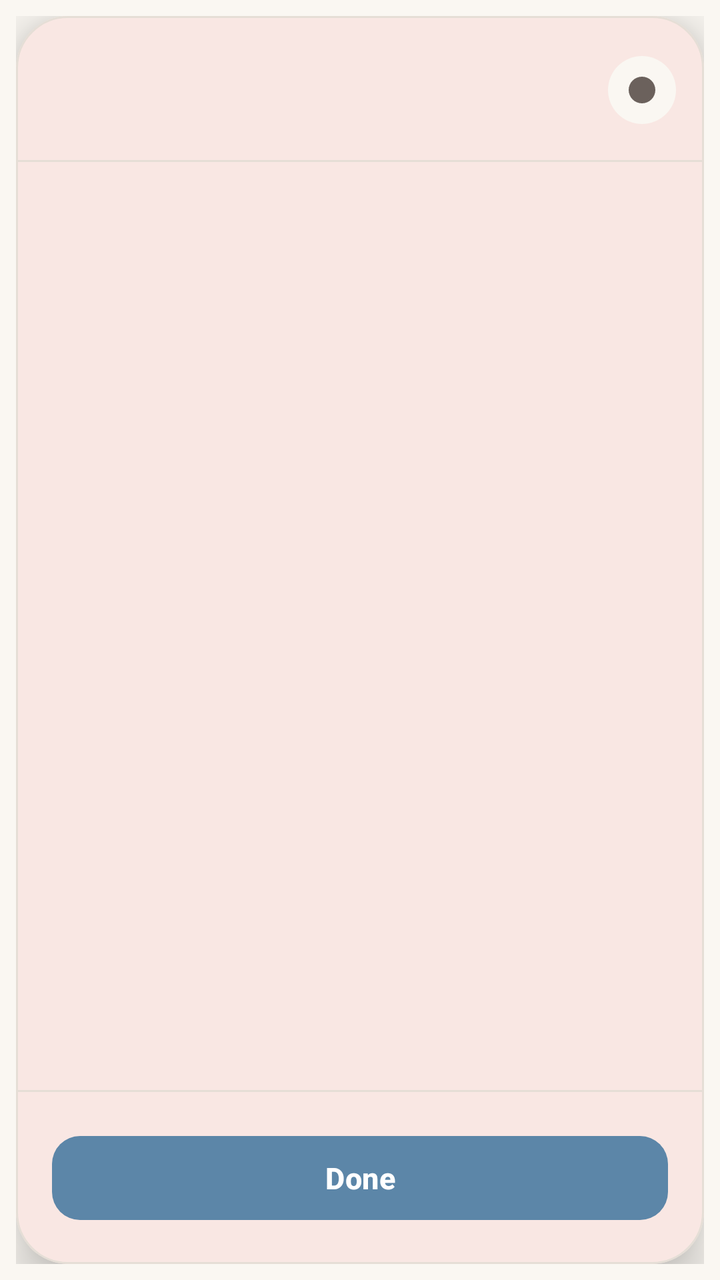
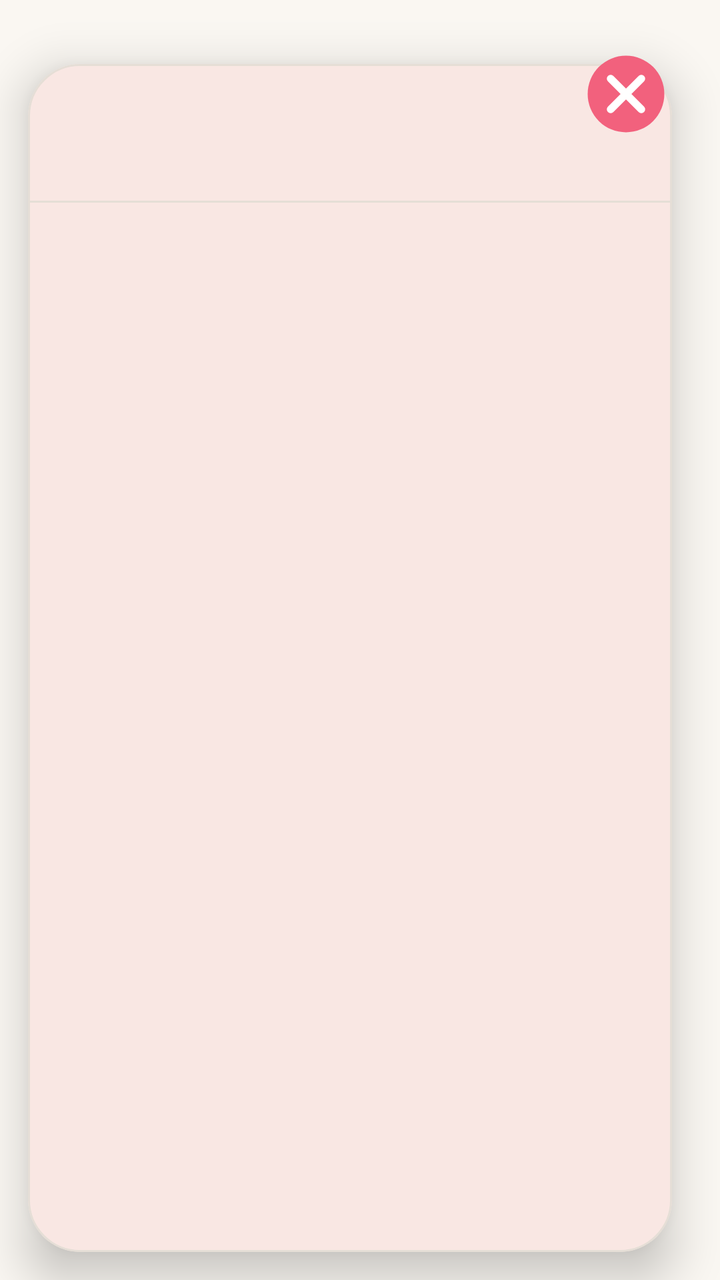

Compare the two renders of this Android layout. The source of the first and the diff that turns it into the second are given below.
<!-- AndroidManifest.xml: application theme Theme.UNO -->
<!-- res/layout/dialog_node_frame.xml -->
<?xml version="1.0" encoding="utf-8"?>
<FrameLayout xmlns:android="http://schemas.android.com/apk/res/android"
    xmlns:app="http://schemas.android.com/apk/res-auto"
    android:layout_width="match_parent"
    android:layout_height="match_parent"
    android:padding="8dp">

    <com.google.android.material.card.MaterialCardView
        android:layout_width="match_parent"
        android:layout_height="match_parent"
        app:cardBackgroundColor="@color/surface_light"
        app:cardCornerRadius="26dp"
        app:cardElevation="14dp"
        app:strokeColor="@color/divider_light"
        app:strokeWidth="1dp">

        <LinearLayout
            android:layout_width="match_parent"
            android:layout_height="match_parent"
            android:orientation="vertical">

            
            <RelativeLayout
                android:layout_width="match_parent"
                android:layout_height="wrap_content"
                android:paddingStart="22dp"
                android:paddingTop="20dp"
                android:paddingEnd="14dp"
                android:paddingBottom="18dp">

                
                <ImageView
                    android:id="@+id/node_dialog_close"
                    android:layout_width="34dp"
                    android:layout_height="34dp"
                    android:layout_alignParentEnd="true"
                    android:background="@drawable/bg_icon_button"
                    android:contentDescription="Close"
                    android:padding="9dp"
                    android:scaleType="fitCenter"
                    android:src="@drawable/ic_close"
                    android:tint="@color/text_secondary_light" />

                <LinearLayout
                    android:layout_width="match_parent"
                    android:layout_height="wrap_content"
                    android:layout_toStartOf="@id/node_dialog_close"
                    android:orientation="vertical">

                    <TextView
                        android:id="@+id/node_dialog_title"
                        android:layout_width="wrap_content"
                        android:layout_height="wrap_content"
                        android:letterSpacing="-0.01"
                        android:textColor="@color/text_primary_light"
                        android:textSize="21sp"
                        android:textStyle="bold" />

                    <TextView
                        android:id="@+id/node_dialog_subtitle"
                        android:layout_width="match_parent"
                        android:layout_height="wrap_content"
                        android:layout_marginTop="3dp"
                        android:lineSpacingExtra="2dp"
                        android:textColor="@color/text_secondary_light"
                        android:textSize="13sp"
                        android:visibility="gone" />

                </LinearLayout>

            </RelativeLayout>

            <View
                android:layout_width="match_parent"
                android:layout_height="1dp"
                android:background="@color/divider_light" />

            
            <ScrollView
                android:layout_width="match_parent"
                android:layout_height="0dp"
                android:layout_weight="1"
                android:clipToPadding="false"
                android:fillViewport="true"
                android:scrollbars="none">

                <LinearLayout
                    android:id="@+id/node_dialog_content"
                    android:layout_width="match_parent"
                    android:layout_height="wrap_content"
                    android:orientation="vertical"
                    android:paddingStart="22dp"
                    android:paddingTop="20dp"
                    android:paddingEnd="22dp"
                    android:paddingBottom="20dp" />

            </ScrollView>

            
            <View
                android:layout_width="match_parent"
                android:layout_height="1dp"
                android:background="@color/divider_light" />

            <com.google.android.material.button.MaterialButton
                android:id="@+id/node_dialog_done"
                android:layout_width="match_parent"
                android:layout_height="50dp"
                android:layout_margin="18dp"
                android:letterSpacing="0.01"
                android:stateListAnimator="@null"
                android:text="Done"
                android:textAllCaps="false"
                android:textSize="15sp"
                android:textStyle="bold"
                app:backgroundTint="@color/accent_blue"
                app:cornerRadius="14dp" />

        </LinearLayout>

    </com.google.android.material.card.MaterialCardView>

</FrameLayout>
<!-- resources referenced by this layout -->
<resources>
  <color name="accent_blue">#5C86A8</color>
  <color name="divider_light">#E5DED6</color>
  <color name="surface_light">#FFFFFF</color>
  <color name="text_primary_light">#2B2320</color>
  <color name="text_secondary_light">#6B615C</color>
  <!-- drawable bg_icon_button (drawable) -->
  <?xml version="1.0" encoding="utf-8"?>
  <ripple xmlns:android="http://schemas.android.com/apk/res/android"
      android:color="#22000000">
  
      <item android:id="@android:id/mask">
          <shape android:shape="oval">
              <solid android:color="#FFFFFFFF" />
          </shape>
      </item>
  
      <item>
          <shape android:shape="oval">
              <solid android:color="@color/background_light" />
          </shape>
      </item>
  
  </ripple>
  <!-- drawable ic_close (drawable) -->
  <?xml version="1.0" encoding="utf-8"?>
  <vector xmlns:android="http://schemas.android.com/apk/res/android"
      android:width="24dp"
      android:height="24dp"
      android:viewportWidth="24"
      android:viewportHeight="24">
  
      <path
          android:fillColor="#F2617D"
          android:pathData="M12,12m-10,0a10,10 0,1,1 20,0a10,10 0,1,1 -20,0" />
  
      <path
          android:fillColor="#00000000"
          android:strokeColor="#FFFFFF"
          android:strokeWidth="2"
          android:strokeLineCap="round"
          android:pathData="M8,8 L16,16 M16,8 L8,16" />
  
  </vector>
  <style name="Theme.UNO" parent="Base.Theme.UNO" />
  <color name="background_light">#FAF7F2</color>
  <style name="Base.Theme.UNO" parent="Theme.Material3.DayNight.NoActionBar">
          
          <item name="colorPrimary">@color/accent_red</item>
          <item name="colorOnPrimary">@color/surface_light</item>
  
          <item name="colorSecondary">@color/accent_yellow</item>
          <item name="colorOnSecondary">@color/text_primary_light</item>
  
          <item name="colorTertiary">@color/accent_green</item>
          <item name="colorOnTertiary">@color/surface_light</item>
  
          <item name="android:colorBackground">@color/background_light</item>
          <item name="colorSurface">@color/surface_light</item>
          <item name="colorOnBackground">@color/text_primary_light</item>
          <item name="colorOnSurface">@color/text_primary_light</item>
  
          <item name="colorError">@color/color_error</item>
  
          <item name="android:statusBarColor">@color/background_light</item>
          <item name="android:navigationBarColor">@color/background_light</item>
          <item name="android:windowLightStatusBar" tools:targetApi="m">true</item>
      </style>
  <color name="accent_red">#D9583F</color>
  <color name="accent_yellow">#E8A93C</color>
  <color name="accent_green">#6B9E7A</color>
  <color name="color_error">#C4523B</color>
</resources>

<!-- the commit's change to res/layout/dialog_node_frame.xml (unified diff, before → after) -->
@@ -3,49 +3,41 @@
     xmlns:app="http://schemas.android.com/apk/res-auto"
     android:layout_width="match_parent"
     android:layout_height="match_parent"
-    android:padding="8dp">
+    android:clipChildren="false"
+    android:clipToPadding="false"
+    android:padding="14dp">
 
-    <com.google.android.material.card.MaterialCardView
+    <FrameLayout
         android:layout_width="match_parent"
         android:layout_height="match_parent"
-        app:cardBackgroundColor="@color/surface_light"
-        app:cardCornerRadius="26dp"
-        app:cardElevation="14dp"
-        app:strokeColor="@color/divider_light"
-        app:strokeWidth="1dp">
+        android:clipChildren="false"
+        android:clipToPadding="false">
 
-        <LinearLayout
+        <com.google.android.material.card.MaterialCardView
             android:layout_width="match_parent"
             android:layout_height="match_parent"
-            android:orientation="vertical">
+            android:layout_marginTop="18dp"
+            android:layout_marginEnd="10dp"
+            app:cardBackgroundColor="@color/surface_light"
+            app:cardCornerRadius="26dp"
+            app:cardElevation="14dp"
+            app:strokeColor="@color/divider_light"
+            app:strokeWidth="1dp">
 
-            
-            <RelativeLayout
+            <LinearLayout
                 android:layout_width="match_parent"
-                android:layout_height="wrap_content"
-                android:paddingStart="22dp"
-                android:paddingTop="20dp"
-                android:paddingEnd="14dp"
-                android:paddingBottom="18dp">
+                android:layout_height="match_parent"
+                android:orientation="vertical">
 
                 
-                <ImageView
-                    android:id="@+id/node_dialog_close"
-                    android:layout_width="34dp"
-                    android:layout_height="34dp"
-                    android:layout_alignParentEnd="true"
-                    android:background="@drawable/bg_icon_button"
-                    android:contentDescription="Close"
-                    android:padding="9dp"
-                    android:scaleType="fitCenter"
-                    android:src="@drawable/ic_close"
-                    android:tint="@color/text_secondary_light" />
-
                 <LinearLayout
                     android:layout_width="match_parent"
                     android:layout_height="wrap_content"
-                    android:layout_toStartOf="@id/node_dialog_close"
-                    android:orientation="vertical">
+                    android:orientation="vertical"
+                    android:paddingStart="22dp"
+                    android:paddingTop="22dp"
+                    android:paddingEnd="44dp"
+                    android:paddingBottom="18dp">
 
                     <TextView
                         android:id="@+id/node_dialog_title"
@@ -68,56 +60,47 @@
 
                 </LinearLayout>
 
-            </RelativeLayout>
+                <View
+                    android:layout_width="match_parent"
+                    android:layout_height="1dp"
+                    android:background="@color/divider_light" />
 
-            <View
-                android:layout_width="match_parent"
-                android:layout_height="1dp"
-                android:background="@color/divider_light" />
+                
+                <ScrollView
+                    android:layout_width="match_parent"
+                    android:layout_height="0dp"
+                    android:layout_weight="1"
+                    android:clipToPadding="false"
+                    android:overScrollMode="ifContentScrolls"
+                    android:scrollbars="none">
 
-            
-            <ScrollView
-                android:layout_width="match_parent"
-                android:layout_height="0dp"
-                android:layout_weight="1"
-                android:clipToPadding="false"
-                android:fillViewport="true"
-                android:scrollbars="none">
+                    <LinearLayout
+                        android:id="@+id/node_dialog_content"
+                        android:layout_width="match_parent"
+                        android:layout_height="wrap_content"
+                        android:orientation="vertical"
+                        android:paddingStart="22dp"
+                        android:paddingTop="20dp"
+                        android:paddingEnd="22dp"
+                        android:paddingBottom="26dp" />
 
-                <LinearLayout
-                    android:id="@+id/node_dialog_content"
-                    android:layout_width="match_parent"
-                    android:layout_height="wrap_content"
-                    android:orientation="vertical"
-                    android:paddingStart="22dp"
-                    android:paddingTop="20dp"
-                    android:paddingEnd="22dp"
-                    android:paddingBottom="20dp" />
+                </ScrollView>
 
-            </ScrollView>
+            </LinearLayout>
 
-            
-            <View
-                android:layout_width="match_parent"
-                android:layout_height="1dp"
-                android:background="@color/divider_light" />
+        </com.google.android.material.card.MaterialCardView>
 
-            <com.google.android.material.button.MaterialButton
-                android:id="@+id/node_dialog_done"
-                android:layout_width="match_parent"
-                android:layout_height="50dp"
-                android:layout_margin="18dp"
-                android:letterSpacing="0.01"
-                android:stateListAnimator="@null"
-                android:text="Done"
-                android:textAllCaps="false"
-                android:textSize="15sp"
-                android:textStyle="bold"
-                app:backgroundTint="@color/accent_blue"
-                app:cornerRadius="14dp" />
+        <ImageView
+            android:id="@+id/node_dialog_close"
+            android:layout_width="66dp"
+            android:layout_height="66dp"
+            android:layout_gravity="top|end"
+            android:contentDescription="Close"
+            android:elevation="18dp"
+            android:padding="10dp"
+            android:scaleType="fitCenter"
+            android:src="@drawable/ic_close" />
 
-        </LinearLayout>
-
-    </com.google.android.material.card.MaterialCardView>
+    </FrameLayout>
 
 </FrameLayout>
<!-- resource entries referenced after the edit -->
@@ -1,28 +1,9 @@
 <!-- resources referenced by this layout -->
 <resources>
-  <color name="accent_blue">#5C86A8</color>
   <color name="divider_light">#E5DED6</color>
   <color name="surface_light">#FFFFFF</color>
   <color name="text_primary_light">#2B2320</color>
   <color name="text_secondary_light">#6B615C</color>
-  <!-- drawable bg_icon_button (drawable) -->
-  <?xml version="1.0" encoding="utf-8"?>
-  <ripple xmlns:android="http://schemas.android.com/apk/res/android"
-      android:color="#22000000">
-  
-      <item android:id="@android:id/mask">
-          <shape android:shape="oval">
-              <solid android:color="#FFFFFFFF" />
-          </shape>
-      </item>
-  
-      <item>
-          <shape android:shape="oval">
-              <solid android:color="@color/background_light" />
-          </shape>
-      </item>
-  
-  </ripple>
   <!-- drawable ic_close (drawable) -->
   <?xml version="1.0" encoding="utf-8"?>
   <vector xmlns:android="http://schemas.android.com/apk/res/android"
@@ -44,7 +25,6 @@
   
   </vector>
   <style name="Theme.UNO" parent="Base.Theme.UNO" />
-  <color name="background_light">#FAF7F2</color>
   <style name="Base.Theme.UNO" parent="Theme.Material3.DayNight.NoActionBar">
           
           <item name="colorPrimary">@color/accent_red</item>
@@ -70,6 +50,7 @@
   <color name="accent_red">#D9583F</color>
   <color name="accent_yellow">#E8A93C</color>
   <color name="accent_green">#6B9E7A</color>
+  <color name="background_light">#FAF7F2</color>
   <color name="color_error">#C4523B</color>
 </resources>
 
